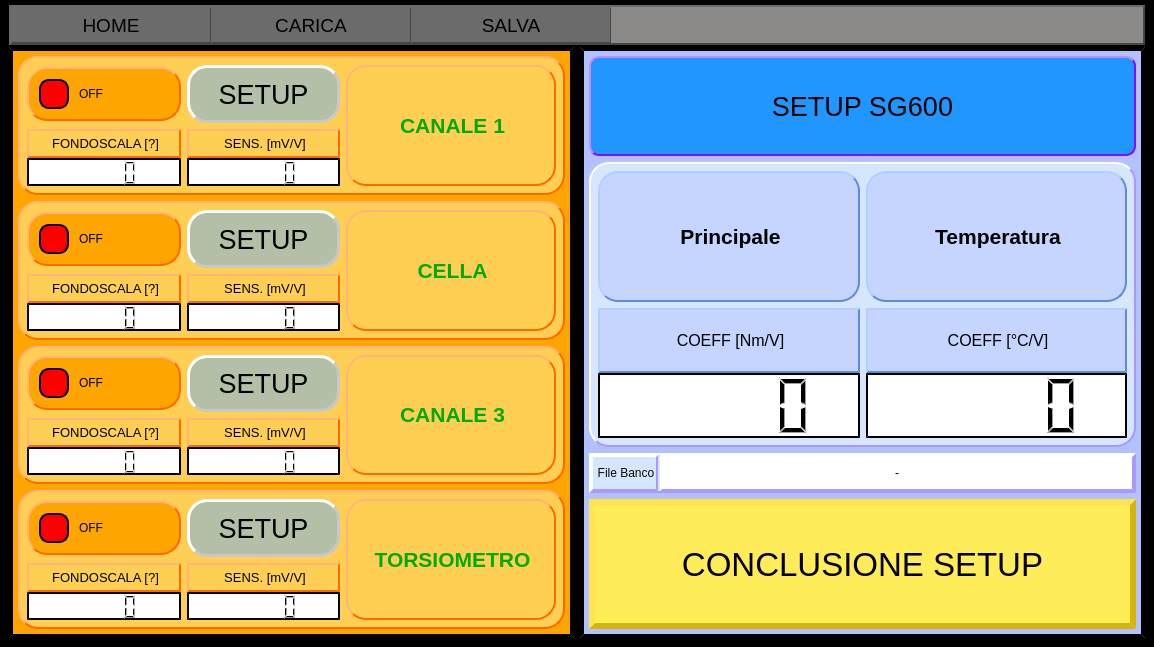
Qt form Qt Creator/View_QT_SetupPage.ui (Mixer97/tesi_triennale) before a commit.
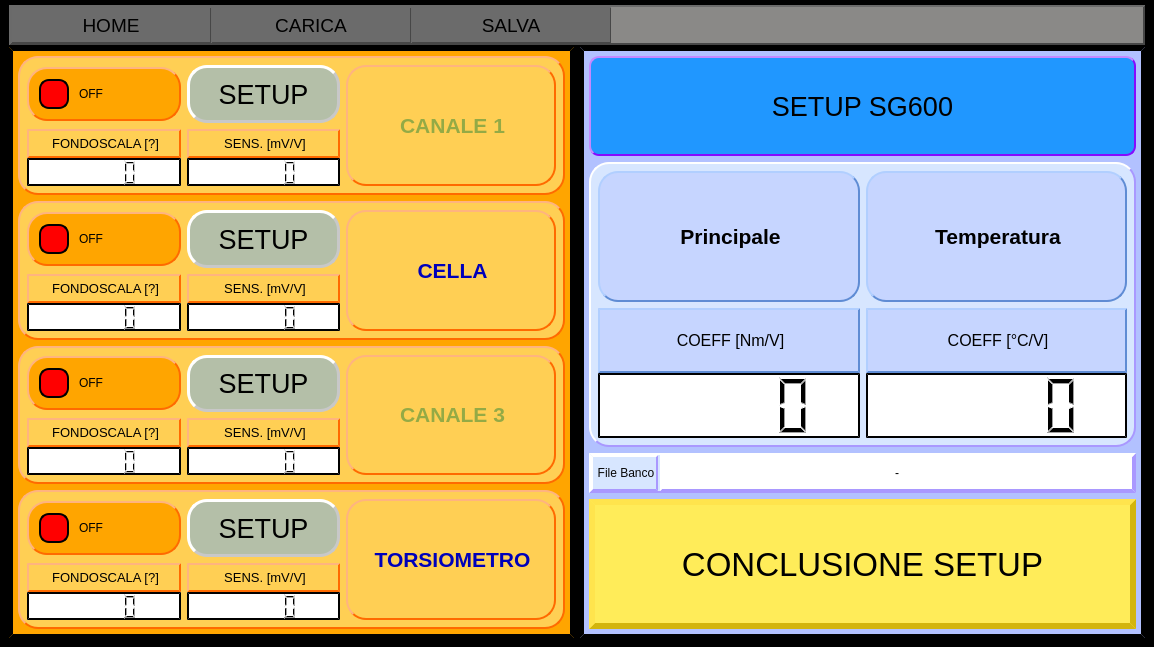
The same form after that commit.

The edit to the form file:
```diff
--- a/Qt Creator/View_QT_SetupPage.ui
+++ b/Qt Creator/View_QT_SetupPage.ui
@@ -343,7 +343,7 @@
 }</string>
                 </property>
                 <property name="text">
-                 <string>&lt;html&gt;&lt;head/&gt;&lt;body&gt;&lt;p align=&quot;center&quot;&gt;&lt;span style=&quot; font-size:16pt; font-weight:700; color:#00aa00;&quot;&gt;CANALE 1&lt;/span&gt;&lt;/p&gt;&lt;/body&gt;&lt;/html&gt;</string>
+                 <string>&lt;html&gt;&lt;head/&gt;&lt;body&gt;&lt;p align=&quot;center&quot;&gt;&lt;span style=&quot; font-size:16pt; font-weight:700; color:#94aa45;&quot;&gt;CANALE 1&lt;/span&gt;&lt;/p&gt;&lt;/body&gt;&lt;/html&gt;</string>
                 </property>
                </widget>
               </item>
@@ -564,7 +564,7 @@
 }</string>
                 </property>
                 <property name="text">
-                 <string>&lt;html&gt;&lt;head/&gt;&lt;body&gt;&lt;p align=&quot;center&quot;&gt;&lt;span style=&quot; font-size:16pt; font-weight:700; color:#00aa00;&quot;&gt;CELLA&lt;/span&gt;&lt;/p&gt;&lt;/body&gt;&lt;/html&gt;</string>
+                 <string>&lt;html&gt;&lt;head/&gt;&lt;body&gt;&lt;p align=&quot;center&quot;&gt;&lt;span style=&quot; font-size:16pt; font-weight:700; color:#0000ba;&quot;&gt;CELLA&lt;/span&gt;&lt;/p&gt;&lt;/body&gt;&lt;/html&gt;</string>
                 </property>
                </widget>
               </item>
@@ -792,7 +792,7 @@
 }</string>
                 </property>
                 <property name="text">
-                 <string>&lt;html&gt;&lt;head/&gt;&lt;body&gt;&lt;p align=&quot;center&quot;&gt;&lt;span style=&quot; font-size:16pt; font-weight:700; color:#00aa00;&quot;&gt;CANALE 3&lt;/span&gt;&lt;/p&gt;&lt;/body&gt;&lt;/html&gt;</string>
+                 <string>&lt;html&gt;&lt;head/&gt;&lt;body&gt;&lt;p align=&quot;center&quot;&gt;&lt;span style=&quot; font-size:16pt; font-weight:700; color:#94aa45;&quot;&gt;CANALE 3&lt;/span&gt;&lt;/p&gt;&lt;/body&gt;&lt;/html&gt;</string>
                 </property>
                </widget>
               </item>
@@ -1014,7 +1014,7 @@
 }</string>
                 </property>
                 <property name="text">
-                 <string>&lt;html&gt;&lt;head/&gt;&lt;body&gt;&lt;p align=&quot;center&quot;&gt;&lt;span style=&quot; font-size:16pt; font-weight:700; color:#00aa00;&quot;&gt;TORSIOMETRO&lt;/span&gt;&lt;/p&gt;&lt;/body&gt;&lt;/html&gt;</string>
+                 <string>&lt;html&gt;&lt;head/&gt;&lt;body&gt;&lt;p align=&quot;center&quot;&gt;&lt;span style=&quot; font-size:16pt; font-weight:700; color:#0000ba;&quot;&gt;TORSIOMETRO&lt;/span&gt;&lt;/p&gt;&lt;/body&gt;&lt;/html&gt;</string>
                 </property>
                </widget>
               </item>
```
